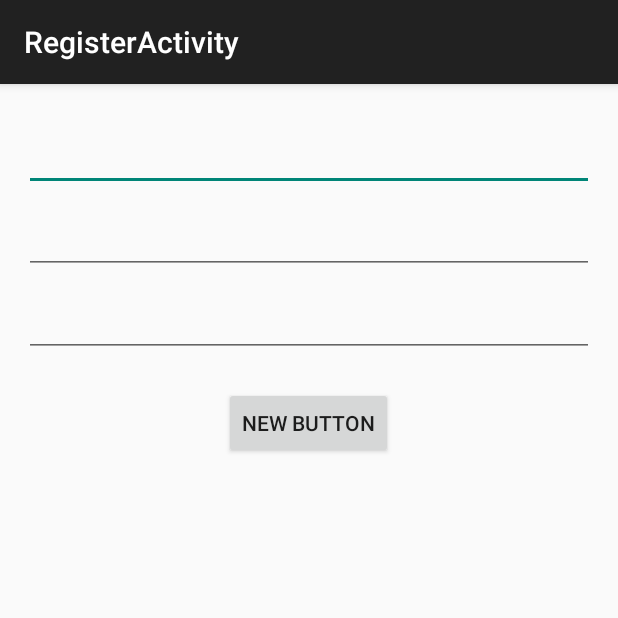
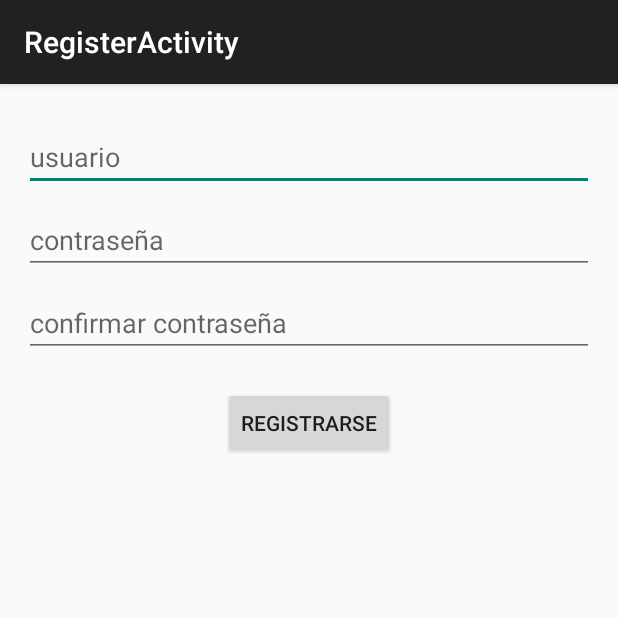
Before and after one commit to juliocsar13/MyAnuncio, an Android app: the RegisterActivity screen opened directly, with no data from a screen before it, on a phone screen of 412 x 824 dp, the top half of it. Run offline under Robolectric (Android 15) with nearby library versions, the phone set to English and light mode, and no system bars.

Commit message:
correccion de algunos errores con el manifest actividad mal declarada, se avanzo en correccion direccionamiento de  actividades, errores con el intent D: todavia corrigiendo

```diff
--- a/app/src/main/java/app/material_design/julio/myanuncio/ListCardActivity.java
+++ b/app/src/main/java/app/material_design/julio/myanuncio/ListActivity.java
@@ -5,18 +5,18 @@ import android.os.Bundle;
 import android.view.Menu;
 import android.view.MenuItem;
 
-public class ListCardActivity extends AppCompatActivity {
+public class ListActivity extends AppCompatActivity {
 
     @Override
     protected void onCreate(Bundle savedInstanceState) {
         super.onCreate(savedInstanceState);
-        setContentView(R.layout.activity_list_card);
+        setContentView(R.layout.activity_list);
     }
 
     @Override
     public boolean onCreateOptionsMenu(Menu menu) {
         // Inflate the menu; this adds items to the action bar if it is present.
-        getMenuInflater().inflate(R.menu.menu_list_card, menu);
+        getMenuInflater().inflate(R.menu.menu_list, menu);
         return true;
     }
 
--- a/app/src/main/java/app/material_design/julio/myanuncio/LoginActivity.java
+++ b/app/src/main/java/app/material_design/julio/myanuncio/LoginActivity.java
@@ -91,7 +91,7 @@ public class LoginActivity extends AppCompatActivity {
                     Toast.makeText(LoginActivity.this, e.getMessage(), Toast.LENGTH_LONG).show();
                 } else {
                     // Start an intent for the dispatch activity
-                    Intent intent = new Intent(LoginActivity.this, DispatchActivity.class);
+                    Intent intent = new Intent(LoginActivity.this, DispatchLogin.class);
                     intent.addFlags(Intent.FLAG_ACTIVITY_CLEAR_TASK | Intent.FLAG_ACTIVITY_NEW_TASK);
                     startActivity(intent);
                 }
--- a/app/src/main/res/layout/activity_login.xml
+++ b/app/src/main/res/layout/activity_login.xml
@@ -27,7 +27,7 @@
     <Button
         android:layout_width="match_parent"
         android:layout_height="wrap_content"
-        android:text="Iniciar"
+        android:text="Iniciar Sesion"
         android:id="@+id/btnLogin2"
         android:layout_below="@+id/edtPassword"
         android:layout_centerHorizontal="true"
--- a/app/src/main/res/layout/activity_register.xml
+++ b/app/src/main/res/layout/activity_register.xml
@@ -13,7 +13,8 @@
         android:id="@+id/username_edit_text"
         android:layout_alignParentTop="true"
         android:layout_centerHorizontal="true"
-        android:layout_marginTop="10dp" />
+        android:layout_marginTop="10dp"
+        android:hint="usuario"/>
 
     <EditText
         android:layout_width="match_parent"
@@ -21,7 +22,8 @@
         android:id="@+id/password_edit_text"
         android:layout_below="@+id/username_edit_text"
         android:layout_centerHorizontal="true"
-        android:layout_marginTop="10dp" />
+        android:layout_marginTop="10dp"
+        android:hint="contraseña"/>
 
     <EditText
         android:layout_width="match_parent"
@@ -30,12 +32,13 @@
         android:layout_below="@+id/password_edit_text"
         android:imeActionId="@+id/edittext_action_register"
         android:layout_centerHorizontal="true"
-        android:layout_marginTop="10dp" />
+        android:layout_marginTop="10dp"
+        android:hint="confirmar contraseña"/>
 
     <Button
         android:layout_width="wrap_content"
         android:layout_height="wrap_content"
-        android:text="New Button"
+        android:text="Registrarse"
         android:id="@+id/action_button"
         android:layout_below="@+id/password_again_edit_text"
         android:layout_centerHorizontal="true"
--- a/app/src/main/res/values/strings.xml
+++ b/app/src/main/res/values/strings.xml
@@ -12,9 +12,9 @@
     <string name="prompt_username">Username</string>
     <string name="prompt_password">Password</string>
     <string name="prompt_password_again">Password Again</string>
-    <string name="error_intro">"Please "</string>
-    <string name="error_blank_username">enter a username</string>
-    <string name="error_blank_password">enter a password</string>
+    <string name="error_intro">"Por Favor "</string>
+    <string name="error_blank_username">ingrese un usuario</string>
+    <string name="error_blank_password">ingrese una contraseña</string>
     <string name="error_mismatched_passwords">enter the same password twice</string>
     <string name="error_join">", and "</string>
     <string name="error_end">.</string>
@@ -37,4 +37,5 @@
     <string name="settings_distance_format">%d feet</string>
     <string name="activity_post_title">Create a Post</string>
     <string name="character_count_placeholder">0/140</string>
+    <string name="title_activity_list">ListActivity</string>
 </resources>
```
Also changed, not shown: app/src/main/AndroidManifest.xml (+15 -8 lines), app/src/main/java/app/material_design/julio/myanuncio/DispatchLogin.java (renamed from app/src/main/java/app/material_design/julio/myanuncio/DispatchActivity.java, +7 -5 lines), app/src/main/java/app/material_design/julio/myanuncio/RegisterActivity.java (+7 -4 lines), app/src/main/res/layout/activity_list.xml (added, +12 -0 lines), app/src/main/res/menu/menu_list.xml (added, +7 -0 lines).
